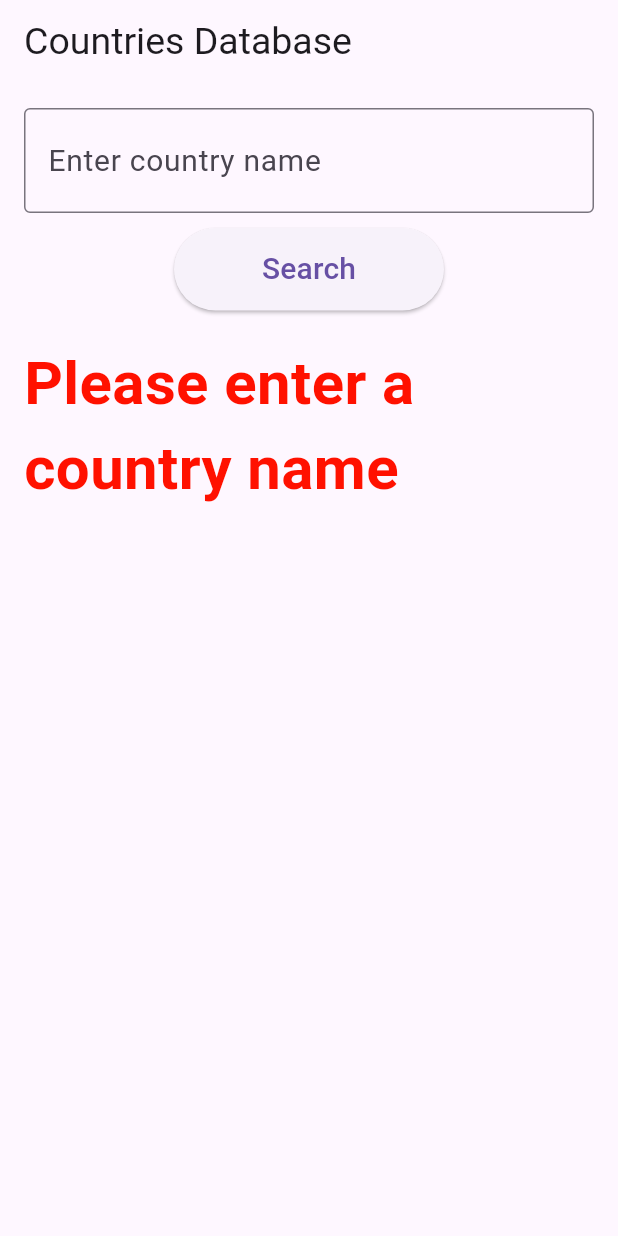
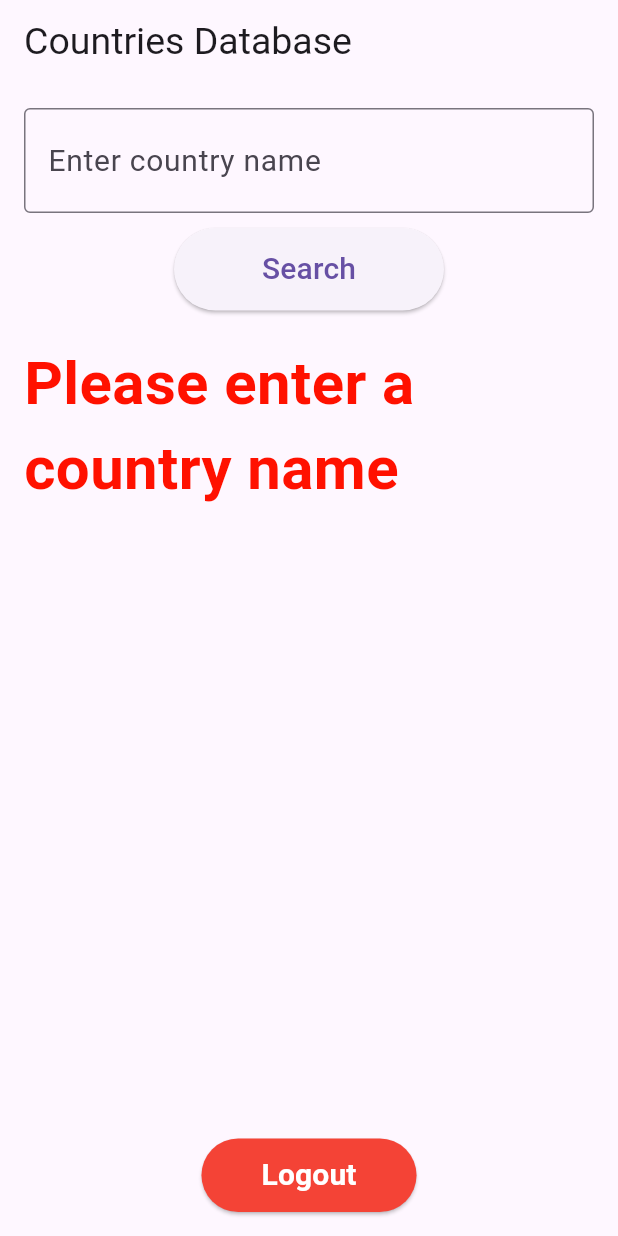
Before and after one commit to VinayPapnoi/BRL_Task_2_-Country-Database-, a Flutter app: the screen it shows once a user with an empty profile is signed in, after a tap on "Search", on a phone screen of 412 x 824 dp. Run offline on Flutter 3.47's test engine with Material 3 defaults, Android fonts, the phone set to English and light mode, and no system bars; our stand-ins replace firebase_auth, firebase_core, google_sign_in; accounts and stored records are empty.

Commit message:
added the logout button in the home page

```diff
--- a/lib/screens/home_screen.dart
+++ b/lib/screens/home_screen.dart
@@ -1,3 +1,4 @@
+import 'package:firebase_auth/firebase_auth.dart';
 import 'package:flutter/material.dart';
 import 'package:brl_task_2/models/country_model.dart';
 import 'package:brl_task_2/services/api_service.dart';
@@ -72,7 +73,12 @@ class _HomeScreenState extends State<HomeScreen> {
       ),
       body: Padding(
         padding: const EdgeInsets.all(16),
-        child: Center(
+        child: Column(
+          mainAxisAlignment: MainAxisAlignment
+              .spaceBetween, // space between top content and bottom
+          children: [
+            Expanded(
+              child: SingleChildScrollView(
                 child: Column(
                   children: [
                     TextField(
@@ -87,7 +93,6 @@ class _HomeScreenState extends State<HomeScreen> {
                     ),
                     if (_suggestions.isNotEmpty)
                       Container(
-                  //neeche waali line recheck karni hai ek baar
                         margin: const EdgeInsets.all(5),
                         padding: const EdgeInsets.all(5),
                         decoration: BoxDecoration(
@@ -124,7 +129,6 @@ class _HomeScreenState extends State<HomeScreen> {
                           setState(() {
                             _pressed = true;
                           });
-
                           Future.delayed(const Duration(milliseconds: 300), () {
                             if (mounted) {
                               setState(() {
@@ -140,12 +144,19 @@ class _HomeScreenState extends State<HomeScreen> {
                             vertical: 10,
                           ),
                         ),
-                  child: const Text(style: TextStyle(fontSize: 20), 'Search'),
+                        child: const Text(
+                          'Search',
+                          style: TextStyle(fontSize: 20),
+                        ),
                       ),
                     ),
                     const SizedBox(height: 20),
                     if (_isLoading)
-                Image.asset('assets/loading.gif', width: 300, height: 300),
+                      Image.asset(
+                        'assets/loading.gif',
+                        width: 300,
+                        height: 300,
+                      ),
                     if (_error.isNotEmpty)
                       Text(
                         _error,
@@ -159,24 +170,52 @@ class _HomeScreenState extends State<HomeScreen> {
                       if (_country!.flagUrl.isNotEmpty)
                         Image.network(_country!.flagUrl, height: 150),
                       const SizedBox(height: 10),
-                Text(style: TextStyle(fontSize: 22), 'Name: ${_country!.name}'),
                       Text(
-                  style: TextStyle(fontSize: 22),
-                  'Capital: ${_country!.capital}',
+                        'Name: ${_country!.name}',
+                        style: const TextStyle(fontSize: 22),
                       ),
                       Text(
-                  style: TextStyle(fontSize: 22),
-                  'Continent: ${_country!.region}',
+                        'Capital: ${_country!.capital}',
+                        style: const TextStyle(fontSize: 22),
                       ),
                       Text(
-                  style: TextStyle(fontSize: 22),
+                        'Continent: ${_country!.region}',
+                        style: const TextStyle(fontSize: 22),
+                      ),
+                      Text(
                         'Population: ${_country!.population}',
+                        style: const TextStyle(fontSize: 22),
                       ),
                     ],
                   ],
                 ),
               ),
             ),
+
+            ElevatedButton(
+              onPressed: () async {
+                await FirebaseAuth.instance.signOut();
+                Navigator.of(context).pushReplacementNamed('/login');
+              },
+              style: ElevatedButton.styleFrom(
+                padding: const EdgeInsets.symmetric(
+                  horizontal: 40,
+                  vertical: 10,
+                ),
+                backgroundColor: Colors.red,
+              ),
+              child: const Text(
+                'Logout',
+                style: TextStyle(
+                  fontSize: 20,
+                  color: Colors.white,
+                  fontWeight: FontWeight.bold,
+                ),
+              ),
+            ),
+          ],
+        ),
+      ),
     );
   }
 }
```
Lines whose indentation alone changed are shown as unchanged.
